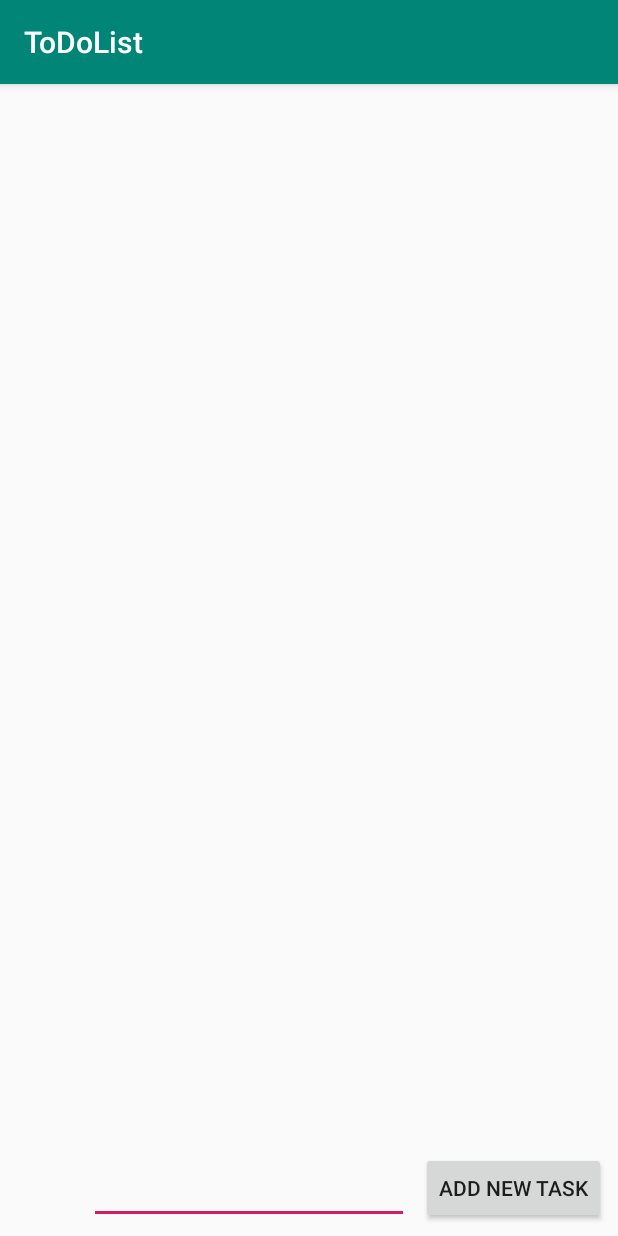
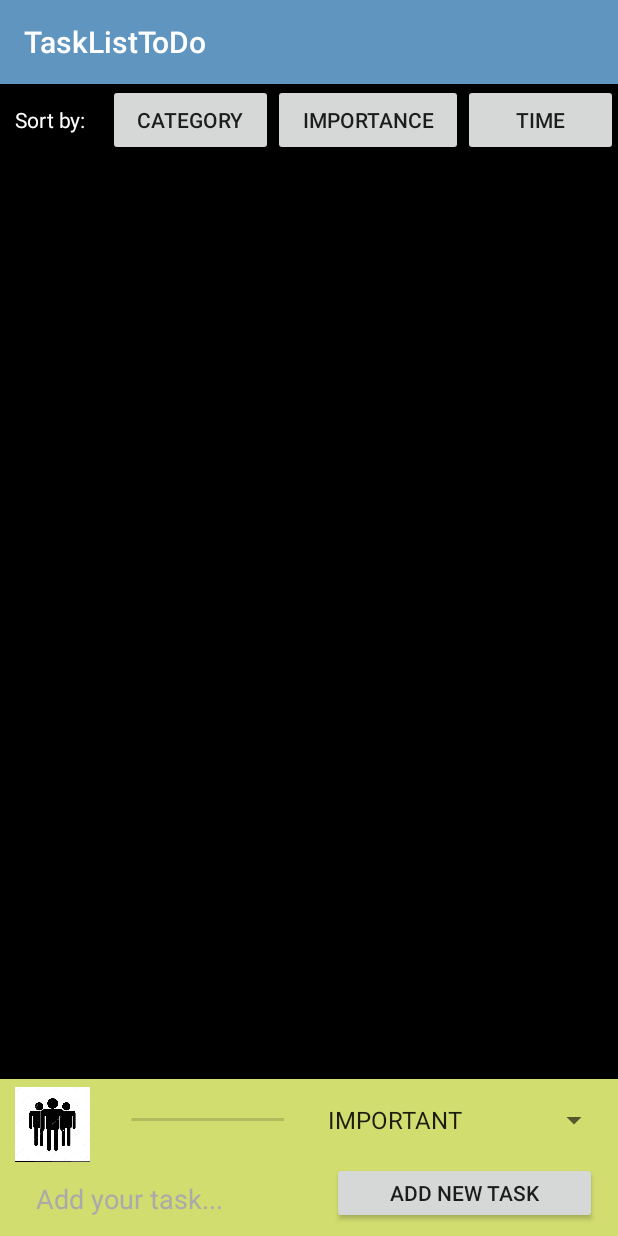
Before and after one commit to Arek4813/MobileApp, an Android app: the screen it shows after launch (MainActivity), on a phone screen of 412 x 824 dp. Run offline under Robolectric (Android 15) with nearby library versions, the phone set to English and light mode, and no system bars.

Commit message:
Almost done toDo list - small bugs to fix

```diff
--- a/List3/app/build.gradle
+++ b/List3/app/build.gradle
@@ -7,7 +7,7 @@ apply plugin: 'kotlin-android-extensions'
 android {
     compileSdkVersion 28
     defaultConfig {
-        applicationId "com.example.todolist"
+        applicationId "com.example.tasklisttodo"
         minSdkVersion 24
         targetSdkVersion 28
         versionCode 1
@@ -30,4 +30,5 @@ dependencies {
     testImplementation 'junit:junit:4.12'
     androidTestImplementation 'com.android.support.test:runner:1.0.2'
     androidTestImplementation 'com.android.support.test.espresso:espresso-core:3.0.2'
+    compile group: 'org.threeten', name: 'threetenbp', version: '1.3.3', classifier: 'no-tzdb'
 }
--- a/List3/app/src/main/AndroidManifest.xml
+++ b/List3/app/src/main/AndroidManifest.xml
@@ -1,6 +1,6 @@
 <?xml version="1.0" encoding="utf-8"?>
 <manifest xmlns:android="http://schemas.android.com/apk/res/android"
-          package="com.example.todolist">
+          package="com.example.tasklisttodo">
 
     <application
             android:allowBackup="true"
--- a/List3/app/src/main/java/com/example/todolist/MainActivity.kt
+++ /dev/null
@@ -1,30 +0,0 @@
-package com.example.todolist
-
-import android.support.v7.app.AppCompatActivity
-import android.os.Bundle
-import android.view.View
-import kotlinx.android.synthetic.main.activity_main.*
-
-class MainActivity : AppCompatActivity() {
-
-    var list = ArrayList<String>()
-
-    override fun onCreate(savedInstanceState: Bundle?) {
-        super.onCreate(savedInstanceState)
-        setContentView(R.layout.activity_main)
-
-        list.add("1 EL")
-        list.add("2 EL")
-        list.add("3 EL")
-
-    }
-
-    fun taskAdder(view: View) {
-        //list.add(task)
-        //list.add("XD")
-        var oneTask = writeTaskETP.text
-        list.add(oneTask.toString())
-        //LVPort
-    }
-
-}
--- a/List3/app/src/main/res/layout-land/activity_main.xml
+++ b/List3/app/src/main/res/layout-land/activity_main.xml
@@ -5,26 +5,100 @@
         xmlns:app="http://schemas.android.com/apk/res-auto"
         android:layout_width="match_parent"
         android:layout_height="match_parent"
-        tools:context=".MainActivity">
-    <ListView
-            android:layout_width="403dp"
-            android:layout_height="344dp"
-            android:id="@+id/LVLand" android:layout_marginTop="8dp" app:layout_constraintTop_toTopOf="parent"
-            android:layout_marginBottom="8dp" app:layout_constraintBottom_toBottomOf="parent"
-            app:layout_constraintStart_toStartOf="parent" android:layout_marginStart="8dp"/>
-    <EditText
-            android:layout_width="wrap_content"
-            android:layout_height="wrap_content"
-            android:inputType="textPersonName"
-            android:ems="10"
-            android:id="@+id/writeTaskETL" android:layout_marginTop="8dp"
-            app:layout_constraintTop_toTopOf="parent" android:layout_marginEnd="8dp"
-            app:layout_constraintEnd_toEndOf="parent"/>
-    <Button
-            android:text="Add new task"
-            android:layout_width="wrap_content"
-            android:layout_height="43dp"
-            android:id="@+id/addTaskButtonL" android:layout_marginTop="8dp"
-            app:layout_constraintTop_toBottomOf="@+id/writeTaskETL" app:layout_constraintEnd_toEndOf="parent"
-            android:layout_marginEnd="8dp" android:onClick="taskAdder"/>
+        tools:context=".MainActivity" android:background="@android:color/black">
+    <LinearLayout
+            android:orientation="horizontal"
+            android:layout_width="match_parent"
+            android:id="@+id/sortLay" android:layout_height="45dp" app:layout_constraintStart_toStartOf="parent"
+            app:layout_constraintEnd_toEndOf="parent"
+            app:layout_constraintTop_toTopOf="parent">
+        <TextView
+                android:text="Sort by:"
+                android:layout_width="wrap_content"
+                android:layout_height="wrap_content" android:id="@+id/textView2" android:layout_weight="1"
+                android:textColor="@android:color/white" android:layout_marginStart="10dp"/>
+        <Button
+                android:text="CATEGORY"
+                android:layout_width="wrap_content"
+                android:layout_height="wrap_content" android:id="@+id/sortCategory" android:layout_weight="1"/>
+        <Button
+                android:text="IMPORTANCE"
+                android:layout_width="wrap_content"
+                android:layout_height="wrap_content" android:id="@+id/sortValid" android:layout_weight="1"/>
+        <Button
+                android:text="TIME"
+                android:layout_width="wrap_content"
+                android:layout_height="wrap_content" android:id="@+id/sortTime" android:layout_weight="1"/>
+    </LinearLayout>
+    <LinearLayout
+            android:orientation="vertical"
+            android:layout_width="match_parent"
+            android:layout_height="0dp" android:id="@+id/LVLay"
+            android:background="@android:color/black"
+            app:layout_constraintBottom_toTopOf="@+id/addTaskLay"
+            app:layout_constraintTop_toBottomOf="@+id/sortLay"
+            app:layout_constraintStart_toStartOf="parent"
+            app:layout_constraintEnd_toEndOf="parent">
+        <ListView
+                android:layout_width="match_parent"
+                android:layout_height="match_parent"
+                android:id="@+id/LVPort"
+        />
+    </LinearLayout>
+    <LinearLayout
+            android:orientation="vertical"
+            android:layout_width="match_parent"
+            android:layout_height="110dp"
+            app:layout_constraintBottom_toBottomOf="parent" app:layout_constraintEnd_toEndOf="parent"
+            android:background="@android:color/black" android:id="@+id/addTaskLay"
+            app:layout_constraintStart_toStartOf="parent">
+        <LinearLayout
+                android:orientation="horizontal"
+                android:layout_width="match_parent"
+                android:layout_height="55dp" android:layout_marginTop="5dp" android:background="@color/colorAccent">
+            <ImageView
+                    android:layout_width="50dp"
+                    android:layout_height="50dp" app:srcCompat="@android:color/holo_blue_dark"
+                    android:id="@+id/categoryGraphic"
+                    app:layout_constraintStart_toStartOf="parent"
+                    android:layout_marginStart="30dp"
+                    app:layout_constraintBottom_toTopOf="@+id/writeTaskETP" android:layout_marginTop="5dp"/>
+            <SeekBar
+                    android:layout_width="230dp"
+                    android:layout_height="match_parent"
+                    android:id="@+id/GraphicSeekBar"
+                    app:layout_constraintStart_toEndOf="@+id/categoryGraphic"
+                    app:layout_constraintBottom_toTopOf="@+id/writeTaskETP" android:layout_marginStart="20dp"
+            />
+            <Spinner
+                    android:layout_width="match_parent"
+                    android:layout_height="wrap_content" android:id="@+id/importanceChoicer" android:layout_weight="1"
+                    android:layout_marginStart="5dp" android:layout_marginEnd="5dp"
+                    android:layout_marginTop="15dp"/>
+        </LinearLayout>
+        <LinearLayout
+                android:orientation="horizontal"
+                android:layout_width="match_parent"
+                android:layout_height="match_parent" android:background="@color/colorAccent">
+            <EditText
+                    android:layout_width="340dp"
+                    android:layout_height="match_parent"
+                    android:inputType="textPersonName"
+                    android:ems="10"
+                    android:id="@+id/writeTaskETP"
+                    android:hint="Add your task..."
+                    android:layout_marginStart="20dp"
+                    app:layout_constraintStart_toStartOf="parent"
+                    app:layout_constraintEnd_toStartOf="@+id/addTaskButtonP"
+                    app:layout_constraintBottom_toBottomOf="parent" android:textColorHint="@android:color/darker_gray"
+                    android:maxLength="40"/>
+            <Button
+                    android:layout_width="match_parent"
+                    android:layout_height="match_parent"
+                    android:id="@+id/addTaskButtonP"
+                    app:layout_constraintEnd_toEndOf="parent"
+                    android:layout_marginEnd="14dp" android:layout_marginBottom="8dp"
+                    app:layout_constraintBottom_toBottomOf="parent" android:text="Add new task"/>
+        </LinearLayout>
+    </LinearLayout>
 </android.support.constraint.ConstraintLayout>
--- a/List3/app/src/main/res/layout/activity_main.xml
+++ b/List3/app/src/main/res/layout/activity_main.xml
@@ -5,26 +5,100 @@
         xmlns:app="http://schemas.android.com/apk/res-auto"
         android:layout_width="match_parent"
         android:layout_height="match_parent"
-        tools:context=".MainActivity">
-    <Button
-            android:text="Add new task"
-            android:layout_width="wrap_content"
-            android:layout_height="wrap_content"
-            android:id="@+id/addTaskButtonP" android:layout_marginBottom="8dp"
+        tools:context=".MainActivity" android:background="@android:color/black">
+    <LinearLayout
+            android:orientation="horizontal"
+            android:layout_width="match_parent"
+            android:id="@+id/sortLay" android:layout_height="60dp" app:layout_constraintStart_toStartOf="parent"
+            app:layout_constraintEnd_toEndOf="parent"
+            app:layout_constraintTop_toTopOf="parent">
+        <TextView
+                android:text="Sort by:"
+                android:layout_width="wrap_content"
+                android:layout_height="wrap_content" android:id="@+id/textView2" android:layout_weight="1"
+                android:textColor="@android:color/white" android:layout_marginStart="10dp"/>
+        <Button
+                android:text="CATEGORY"
+                android:layout_width="wrap_content"
+                android:layout_height="wrap_content" android:id="@+id/sortCategory" android:layout_weight="1"/>
+        <Button
+                android:text="IMPORTANCE"
+                android:layout_width="wrap_content"
+                android:layout_height="wrap_content" android:id="@+id/sortValid" android:layout_weight="1"/>
+        <Button
+                android:text="TIME"
+                android:layout_width="wrap_content"
+                android:layout_height="wrap_content" android:id="@+id/sortTime" android:layout_weight="1"/>
+    </LinearLayout>
+    <LinearLayout
+            android:orientation="vertical"
+            android:layout_width="match_parent"
+            android:layout_height="400dp" android:id="@+id/LVLay"
+            android:background="@android:color/black"
+            app:layout_constraintBottom_toTopOf="@+id/addTaskLay"
+            app:layout_constraintTop_toBottomOf="@+id/sortLay"
+            app:layout_constraintStart_toStartOf="parent"
+            app:layout_constraintEnd_toEndOf="parent" android:layout_marginTop="20dp">
+        <ListView
+                android:layout_width="match_parent"
+                android:layout_height="match_parent"
+                android:id="@+id/LVPort"
+        />
+    </LinearLayout>
+    <LinearLayout
+            android:orientation="vertical"
+            android:layout_width="match_parent"
+            android:layout_height="110dp"
             app:layout_constraintBottom_toBottomOf="parent" app:layout_constraintEnd_toEndOf="parent"
-            android:layout_marginEnd="8dp" android:onClick="taskAdder"/>
-    <EditText
-            android:layout_width="wrap_content"
-            android:layout_height="wrap_content"
-            android:inputType="textPersonName"
-            android:ems="10"
-            android:id="@+id/writeTaskETP" android:layout_marginBottom="8dp"
-            app:layout_constraintBottom_toBottomOf="parent" android:layout_marginEnd="8dp"
-            app:layout_constraintEnd_toStartOf="@+id/addTaskButtonP"/>
-    <ListView
-            android:layout_width="348dp"
-            android:layout_height="588dp"
-            android:id="@+id/LVPort" android:layout_marginTop="8dp" app:layout_constraintTop_toTopOf="parent"
-            app:layout_constraintEnd_toEndOf="parent" android:layout_marginEnd="8dp"
-            app:layout_constraintStart_toStartOf="parent" android:layout_marginStart="8dp"/>
+            android:background="@android:color/black" android:id="@+id/addTaskLay"
+            app:layout_constraintStart_toStartOf="parent">
+        <LinearLayout
+                android:orientation="horizontal"
+                android:layout_width="match_parent"
+                android:layout_height="55dp" android:layout_marginTop="5dp" android:background="@color/colorAccent">
+            <ImageView
+                    android:layout_width="50dp"
+                    android:layout_height="50dp" app:srcCompat="@android:color/holo_blue_dark"
+                    android:id="@+id/categoryGraphic"
+                    app:layout_constraintStart_toStartOf="parent"
+                    android:layout_marginStart="10dp"
+                    app:layout_constraintBottom_toTopOf="@+id/writeTaskETP" android:layout_marginTop="5dp"/>
+            <SeekBar
+                    android:layout_width="140dp"
+                    android:layout_height="match_parent"
+                    android:id="@+id/GraphicSeekBar"
+                    app:layout_constraintStart_toEndOf="@+id/categoryGraphic"
+                    app:layout_constraintBottom_toTopOf="@+id/writeTaskETP" android:layout_marginStart="5dp"
+            />
+            <Spinner
+                    android:layout_width="match_parent"
+                    android:layout_height="wrap_content" android:id="@+id/importanceChoicer" android:layout_weight="1"
+                    android:layout_marginStart="5dp" android:layout_marginEnd="5dp"
+                    android:layout_marginTop="15dp"/>
+        </LinearLayout>
+        <LinearLayout
+                android:orientation="horizontal"
+                android:layout_width="match_parent"
+                android:layout_height="match_parent" android:background="@color/colorAccent">
+            <EditText
+                    android:layout_width="201dp"
+                    android:layout_height="match_parent"
+                    android:inputType="textPersonName"
+                    android:ems="10"
+                    android:id="@+id/writeTaskETP"
+                    android:hint="Add your task..."
+                    android:layout_marginStart="20dp"
+                    app:layout_constraintStart_toStartOf="parent"
+                    app:layout_constraintEnd_toStartOf="@+id/addTaskButtonP"
+                    app:layout_constraintBottom_toBottomOf="parent" android:textColorHint="@android:color/darker_gray"
+                    android:maxLength="40"/>
+            <Button
+                    android:layout_width="match_parent"
+                    android:layout_height="match_parent"
+                    android:id="@+id/addTaskButtonP"
+                    app:layout_constraintEnd_toEndOf="parent"
+                    android:layout_marginEnd="14dp" android:layout_marginBottom="8dp"
+                    app:layout_constraintBottom_toBottomOf="parent" android:text="Add new task"/>
+        </LinearLayout>
+    </LinearLayout>
 </android.support.constraint.ConstraintLayout>
--- a/List3/app/src/main/res/values/colors.xml
+++ b/List3/app/src/main/res/values/colors.xml
@@ -1,6 +1,6 @@
 <?xml version="1.0" encoding="utf-8"?>
 <resources>
-    <color name="colorPrimary">#008577</color>
+    <color name="colorPrimary">#6095BF</color>
     <color name="colorPrimaryDark">#00574B</color>
-    <color name="colorAccent">#D81B60</color>
+    <color name="colorAccent">#D2DD6F</color>
 </resources>
--- a/List3/app/src/main/res/values/strings.xml
+++ b/List3/app/src/main/res/values/strings.xml
@@ -1,3 +1,3 @@
 <resources>
-    <string name="app_name">ToDoList</string>
+    <string name="app_name">TaskListToDo</string>
 </resources>
```
Also changed, not shown: List3/app/src/main/java/com/example/tasklisttodo/MainActivity.kt (added, +215 -0 lines), List3/app/src/main/java/com/example/tasklisttodo/SimpleTask.kt (added, +54 -0 lines), List3/app/src/main/java/com/example/tasklisttodo/TaskAdapter.kt (added, +38 -0 lines), List3/app/src/main/res/layout/one_task_file.xml (added, +23 -0 lines), List3/app/src/main/res/drawable/book.jpg (added), List3/app/src/main/res/drawable/food.jpg (added), List3/app/src/main/res/drawable/freetime.jpg (added), List3/app/src/main/res/drawable/people.jpg (added), List3/app/src/main/res/drawable/sport.jpg (added), List3/gradle/wrapper/gradle-wrapper.properties, 4 other files.
